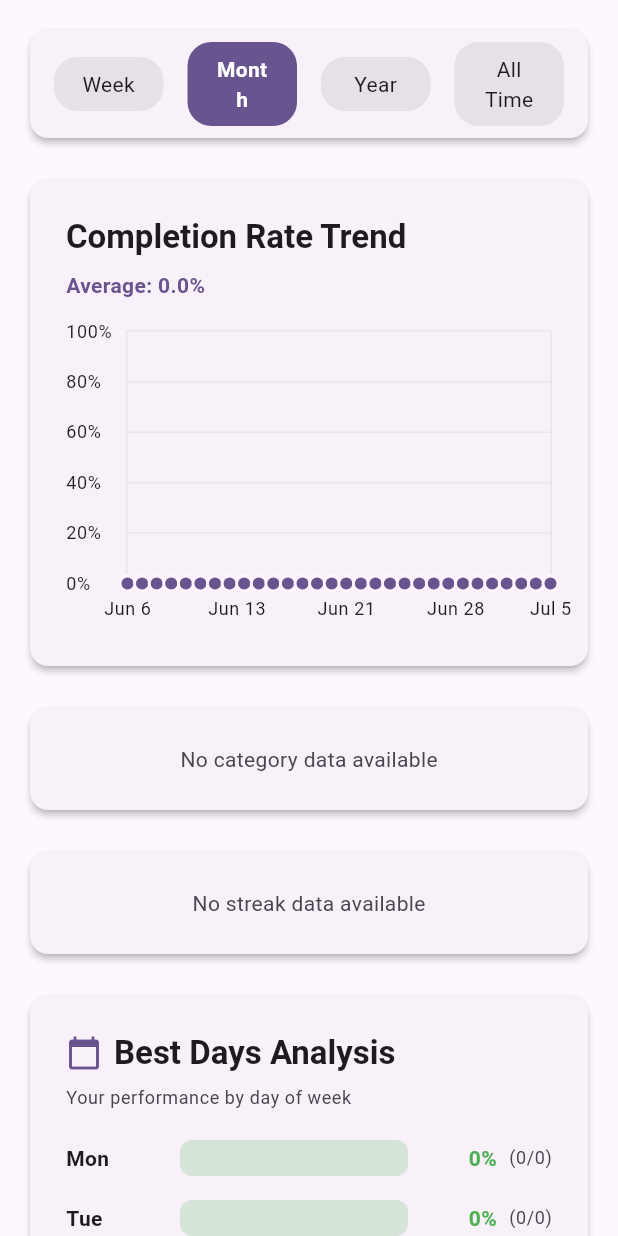
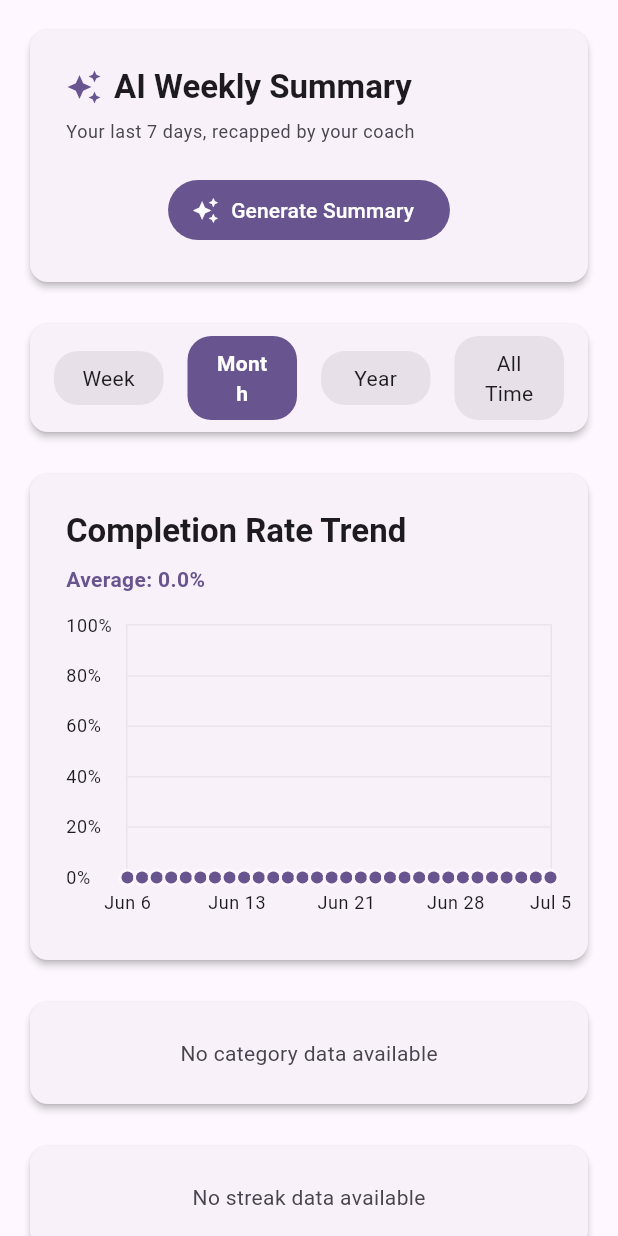
Before and after one commit to andreswooshik/habit-tracker-flutter, a Flutter app: the AnalyticsScreen screen opened directly, on a phone screen of 412 x 824 dp. Run offline on Flutter 3.47's test engine with Material 3 defaults, Android fonts, the phone set to English and light mode, and no system bars; drawn by our look-alikes of fl_chart; our stand-ins replace confetti, equatable, flutter_riverpod, hive, hive_flutter, supabase_flutter; accounts and stored records are empty; statements that could not run were skipped.

Commit message:
Add AI weekly summary generator with offline fallback
- Add IWeeklySummaryService with GeminiWeeklySummaryService (LLM) and
  LocalWeeklySummaryService (rule-based, offline) implementations
- Add weeklySummaryContextProvider building last-7-day stats from
  habits, completions, and streaks, plus WeeklySummaryNotifier state
- Add WeeklySummaryCard to the Analytics screen with generate,
  regenerate, loading, and error states
- Cover services and card with unit and widget tests

```diff
--- /dev/null
+++ b/habit_tracker_flutter_new/lib/models/weekly_summary_state.dart
@@ -0,0 +1,53 @@
+import 'package:equatable/equatable.dart';
+
+/// Immutable state container for the AI weekly summary
+///
+/// Mirrors the structure of [ChatState]: the generated text, a busy
+/// flag, and an optional error message.
+class WeeklySummaryState extends Equatable {
+  /// The generated summary, or null if none has been generated yet
+  final String? summary;
+
+  /// When [summary] was generated, or null if none yet
+  final DateTime? generatedAt;
+
+  /// Whether a summary is currently being generated
+  final bool isGenerating;
+
+  /// Error message if the last generation failed
+  final String? errorMessage;
+
+  const WeeklySummaryState({
+    this.summary,
+    this.generatedAt,
+    this.isGenerating = false,
+    this.errorMessage,
+  });
+
+  /// Factory constructor for the initial empty state
+  factory WeeklySummaryState.initial() => const WeeklySummaryState();
+
+  /// Whether a summary has been generated
+  bool get hasSummary => summary != null;
+
+  /// Returns a copy with the given fields replaced
+  ///
+  /// Pass [clearError] to explicitly reset [errorMessage] to null.
+  WeeklySummaryState copyWith({
+    String? summary,
+    DateTime? generatedAt,
+    bool? isGenerating,
+    String? errorMessage,
+    bool clearError = false,
+  }) {
+    return WeeklySummaryState(
+      summary: summary ?? this.summary,
+      generatedAt: generatedAt ?? this.generatedAt,
+      isGenerating: isGenerating ?? this.isGenerating,
+      errorMessage: clearError ? null : (errorMessage ?? this.errorMessage),
+    );
+  }
+
+  @override
+  List<Object?> get props => [summary, generatedAt, isGenerating, errorMessage];
+}
--- a/habit_tracker_flutter_new/lib/providers/providers.dart
+++ b/habit_tracker_flutter_new/lib/providers/providers.dart
@@ -35,3 +35,6 @@ export 'chat_notifier.dart';
 
 // Authentication state (Supabase)
 export 'auth_providers.dart';
+
+// AI weekly summary state
+export 'weekly_summary_providers.dart';
--- a/habit_tracker_flutter_new/lib/screens/analytics_screen.dart
+++ b/habit_tracker_flutter_new/lib/screens/analytics_screen.dart
@@ -2,6 +2,7 @@ import 'package:flutter/material.dart';
 import 'package:flutter_riverpod/flutter_riverpod.dart';
 import 'package:habit_tracker_flutter_new/utils/app_constants.dart';
 import 'package:habit_tracker_flutter_new/widgets/analytics/time_range_selector.dart';
+import 'package:habit_tracker_flutter_new/widgets/analytics/weekly_summary_card.dart';
 import 'package:habit_tracker_flutter_new/widgets/analytics/completion_rate_chart.dart';
 import 'package:habit_tracker_flutter_new/widgets/analytics/category_performance_card.dart';
 import 'package:habit_tracker_flutter_new/widgets/analytics/streak_analytics_card.dart';
@@ -37,6 +38,11 @@ class AnalyticsScreen extends ConsumerWidget {
         child: Column(
           crossAxisAlignment: CrossAxisAlignment.stretch,
           children: [
+            // AI Weekly Summary
+            const WeeklySummaryCard(),
+
+            SizedBox(height: AppConstants.spacingLarge),
+
             // Time Range Selector
             const TimeRangeSelector(),
 
--- a/habit_tracker_flutter_new/lib/services/interfaces/interfaces.dart
+++ b/habit_tracker_flutter_new/lib/services/interfaces/interfaces.dart
@@ -12,3 +12,4 @@ export 'i_streak_calculator.dart';
 export 'i_data_generator.dart';
 export 'i_chat_service.dart';
 export 'i_auth_service.dart';
+export 'i_weekly_summary_service.dart';
--- /dev/null
+++ b/habit_tracker_flutter_new/lib/widgets/analytics/weekly_summary_card.dart
@@ -0,0 +1,129 @@
+import 'package:flutter/material.dart';
+import 'package:flutter_riverpod/flutter_riverpod.dart';
+import 'package:habit_tracker_flutter_new/models/weekly_summary_state.dart';
+import 'package:habit_tracker_flutter_new/providers/providers.dart';
+import 'package:habit_tracker_flutter_new/utils/app_constants.dart';
+
+/// AI Weekly Summary Card
+/// Generates a short narrative recap of the last 7 days on demand
+class WeeklySummaryCard extends ConsumerWidget {
+  const WeeklySummaryCard({super.key});
+
+  @override
+  Widget build(BuildContext context, WidgetRef ref) {
+    final state = ref.watch(weeklySummaryProvider);
+    final colorScheme = Theme.of(context).colorScheme;
+
+    return Card(
+      child: Padding(
+        padding: EdgeInsets.all(AppConstants.paddingLarge),
+        child: Column(
+          crossAxisAlignment: CrossAxisAlignment.start,
+          children: [
+            Row(
+              children: [
+                Icon(Icons.auto_awesome, color: colorScheme.primary),
+                SizedBox(width: AppConstants.spacingSmall),
+                Expanded(
+                  child: Text(
+                    'AI Weekly Summary',
+                    style: Theme.of(context).textTheme.titleLarge?.copyWith(
+                          fontWeight: FontWeight.bold,
+                        ),
+                  ),
+                ),
+                if (state.hasSummary && !state.isGenerating)
+                  IconButton(
+                    tooltip: 'Regenerate',
+                    icon: const Icon(Icons.refresh),
+                    onPressed: () =>
+                        ref.read(weeklySummaryProvider.notifier).generate(),
+                  ),
+              ],
+            ),
+            SizedBox(height: AppConstants.spacingSmall),
+            Text(
+              'Your last 7 days, recapped by your coach',
+              style: Theme.of(context).textTheme.bodySmall?.copyWith(
+                    color: colorScheme.onSurfaceVariant,
+                  ),
+            ),
+            SizedBox(height: AppConstants.spacingLarge),
+            _buildBody(context, ref, state),
+          ],
+        ),
+      ),
+    );
+  }
+
+  Widget _buildBody(
+    BuildContext context,
+    WidgetRef ref,
+    WeeklySummaryState state,
+  ) {
+    final colorScheme = Theme.of(context).colorScheme;
+
+    if (state.isGenerating) {
+      return Row(
+        children: [
+          const SizedBox(
+            width: 20,
+            height: 20,
+            child: CircularProgressIndicator(strokeWidth: 2),
+          ),
+          SizedBox(width: AppConstants.spacingMedium),
+          Text(
+            'Writing your recap...',
+            style: Theme.of(context).textTheme.bodyMedium?.copyWith(
+                  color: colorScheme.onSurfaceVariant,
+                ),
+          ),
+        ],
+      );
+    }
+
+    if (state.errorMessage != null) {
+      return Column(
+        crossAxisAlignment: CrossAxisAlignment.start,
+        children: [
+          Text(
+            state.errorMessage!,
+            style: Theme.of(context).textTheme.bodyMedium?.copyWith(
+                  color: colorScheme.error,
+                ),
+          ),
+          SizedBox(height: AppConstants.spacingMedium),
+          FilledButton.icon(
+            onPressed: () =>
+                ref.read(weeklySummaryProvider.notifier).generate(),
+            icon: const Icon(Icons.refresh),
+            label: const Text('Try Again'),
+          ),
+        ],
+      );
+    }
+
+    if (state.hasSummary) {
+      return Container(
+        width: double.infinity,
+        padding: EdgeInsets.all(AppConstants.paddingMedium),
+        decoration: BoxDecoration(
+          color: colorScheme.surfaceContainerHighest.withValues(alpha: 0.5),
+          borderRadius: BorderRadius.circular(AppConstants.borderRadiusMedium),
+        ),
+        child: Text(
+          state.summary!,
+          style: Theme.of(context).textTheme.bodyMedium?.copyWith(height: 1.4),
+        ),
+      );
+    }
+
+    return Center(
+      child: FilledButton.icon(
+        onPressed: () => ref.read(weeklySummaryProvider.notifier).generate(),
+        icon: const Icon(Icons.auto_awesome),
+        label: const Text('Generate Summary'),
+      ),
+    );
+  }
+}
```
Also changed, not shown: habit_tracker_flutter_new/lib/providers/weekly_summary_providers.dart (added, +142 -0 lines), habit_tracker_flutter_new/lib/services/gemini_weekly_summary_service.dart (added, +171 -0 lines), habit_tracker_flutter_new/lib/services/interfaces/i_weekly_summary_service.dart (added, +97 -0 lines), habit_tracker_flutter_new/lib/services/local_weekly_summary_service.dart (added, +104 -0 lines), 2 other files.
